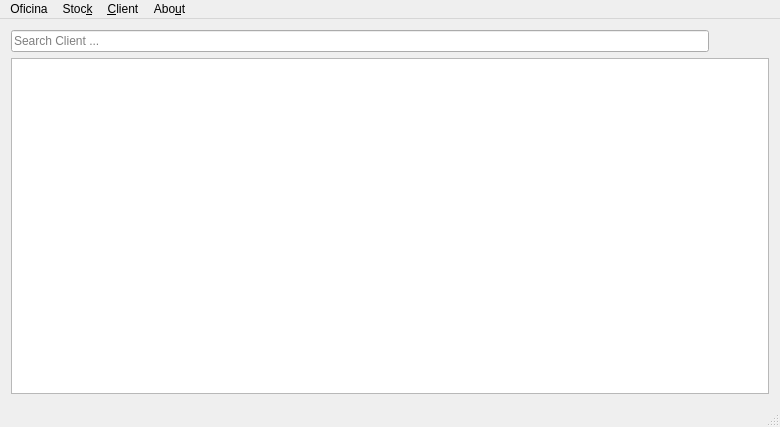
This is Main_Window.ui in bedi1982/Oficina as Qt 5 draws it before an edit. The edited form follows.
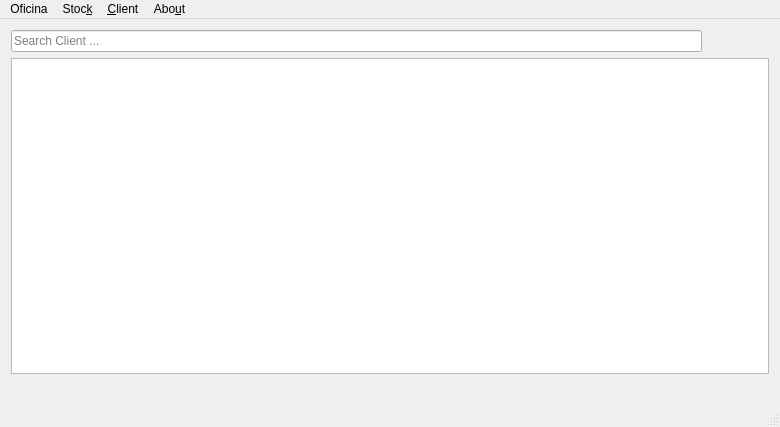
This is the edited form. Icons and pictures are not drawn.

The edit to the form file:
```diff
--- a/Main_Window.ui
+++ b/Main_Window.ui
@@ -22,25 +22,6 @@
   </property>
   <widget class="QWidget" name="centralWidget">
    <layout class="QGridLayout" name="gridLayout_4">
-    <item row="0" column="0">
-     <widget class="QLineEdit" name="line_ID_or_CPG_or_Name">
-      <property name="sizePolicy">
-       <sizepolicy hsizetype="MinimumExpanding" vsizetype="Maximum">
-        <horstretch>0</horstretch>
-        <verstretch>0</verstretch>
-       </sizepolicy>
-      </property>
-      <property name="text">
-       <string/>
-      </property>
-      <property name="maxLength">
-       <number>30</number>
-      </property>
-      <property name="placeholderText">
-       <string>Search Client ...</string>
-      </property>
-     </widget>
-    </item>
     <item row="1" column="0" rowspan="4" colspan="11">
      <widget class="QTableView" name="tbl_Client_List">
       <property name="sizePolicy">
@@ -84,6 +65,45 @@
       </attribute>
      </widget>
     </item>
+    <item row="0" column="0">
+     <widget class="QLineEdit" name="line_ID_or_Name">
+      <property name="sizePolicy">
+       <sizepolicy hsizetype="MinimumExpanding" vsizetype="Maximum">
+        <horstretch>0</horstretch>
+        <verstretch>0</verstretch>
+       </sizepolicy>
+      </property>
+      <property name="text">
+       <string/>
+      </property>
+      <property name="maxLength">
+       <number>30</number>
+      </property>
+      <property name="placeholderText">
+       <string>Search Client ...</string>
+      </property>
+     </widget>
+    </item>
+    <item row="5" column="0">
+     <widget class="QLabel" name="lbl_sys_info">
+      <property name="maximumSize">
+       <size>
+        <width>16777215</width>
+        <height>12</height>
+       </size>
+      </property>
+      <property name="text">
+       <string/>
+      </property>
+     </widget>
+    </item>
+    <item row="5" column="1">
+     <widget class="QLabel" name="lbl_database">
+      <property name="text">
+       <string/>
+      </property>
+     </widget>
+    </item>
    </layout>
   </widget>
   <widget class="QStatusBar" name="statusBar"/>
```
Left out of the diff: 2 changed lines with no effect on the pictures.
